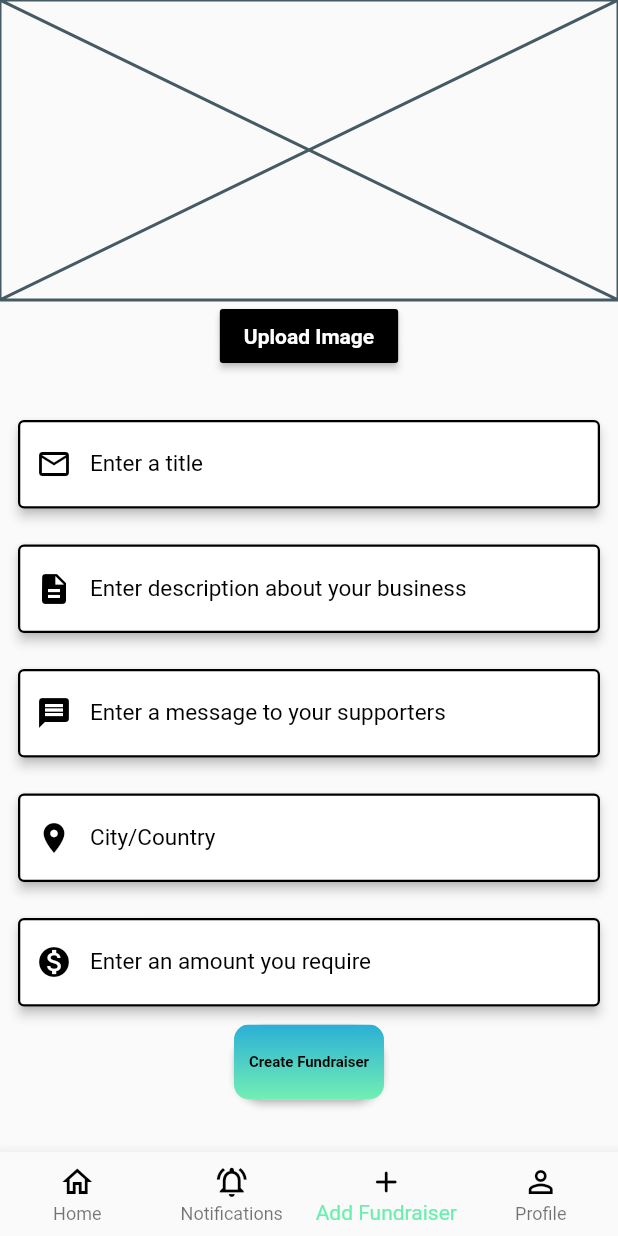
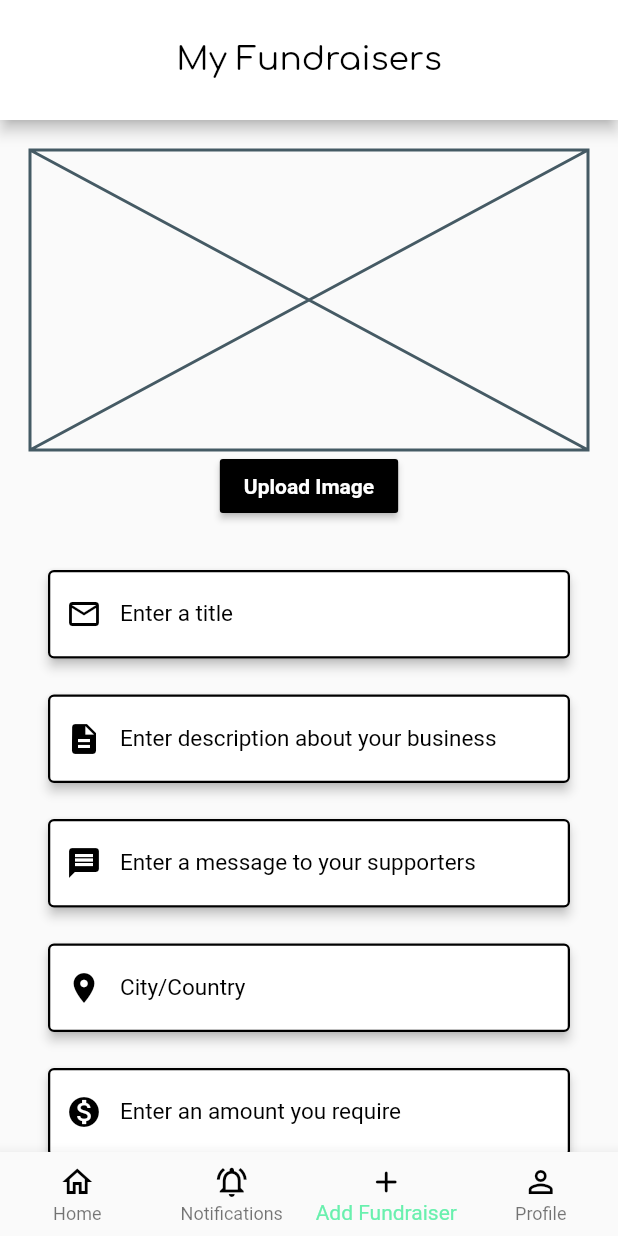
Before and after one commit to R-chard/upkeep, a Flutter app: the screen it shows after launch, item 3 of the bottom bar chosen, on a phone screen of 412 x 824 dp. Run offline on Flutter 3.47's test engine with Material 2 defaults, Android fonts, the phone set to English and light mode, and no system bars; our stand-ins replace firebase_core, firebase_database, firebase_storage, google_fonts, image_picker, permission_handler and 1 more; accounts and stored records are empty.

Commit message:
Minor changes

```diff
--- a/lib/screens/newListing.dart
+++ b/lib/screens/newListing.dart
@@ -3,6 +3,7 @@ import 'dart:io';
 import 'package:firebase_core/firebase_core.dart';
 import 'package:firebase_storage/firebase_storage.dart';
 import 'package:flutter/material.dart';
+import 'package:google_fonts/google_fonts.dart';
 import 'package:image_picker/image_picker.dart';
 import 'package:permission_handler/permission_handler.dart';
 import 'package:shared_preferences/shared_preferences.dart';
@@ -27,22 +28,41 @@ class NewListingState extends State<NewListing> {
   @override
   Widget build(BuildContext) {
     return Scaffold(
+        appBar: AppBar(
+          backgroundColor: Colors.white,
+          toolbarHeight: 80,
+          title: Center(
+            child: Text(
+              'My Fundraisers',
+              style: GoogleFonts.comfortaa(
+                textStyle: TextStyle(
+                  color: Colors.black,
+                  fontSize: 22,
+                  fontWeight: FontWeight.w400,
+                ),
+              ),
+            ),
+          ),
+        ),
         body: SingleChildScrollView(
+          child: Container(
+            padding: EdgeInsets.all(20),
             child: Column(
               mainAxisAlignment: MainAxisAlignment.center,
               children: <Widget>[
                 (imageUrl != null)
                     ? Container(
                         child: Image.network(imageUrl),
-                  constraints: BoxConstraints.tightFor(width: 200, height: 200))
+                        constraints:
+                            BoxConstraints.tightFor(width: 200, height: 200))
                     : Placeholder(
                         fallbackHeight: 200.0, fallbackWidth: double.infinity),
                 RaisedButton(
                     color: Colors.black,
                     child: Text(
                       "Upload Image",
-                style:
-                    TextStyle(color: Colors.white, fontWeight: FontWeight.bold),
+                      style: TextStyle(
+                          color: Colors.white, fontWeight: FontWeight.bold),
                     ),
                     onPressed: () => uploadImage()),
                 SizedBox(
@@ -61,7 +81,8 @@ class NewListingState extends State<NewListing> {
                           color: Colors.black,
                         ),
                         labelText: "Enter a title",
-                  labelStyle: TextStyle(fontSize: 15.0, color: Colors.black),
+                        labelStyle:
+                            TextStyle(fontSize: 15.0, color: Colors.black),
                         fillColor: Colors.white,
                         enabledBorder: const OutlineInputBorder(
                           borderSide:
@@ -96,7 +117,8 @@ class NewListingState extends State<NewListing> {
                           color: Colors.black,
                         ),
                         labelText: "Enter description about your business",
-                  labelStyle: TextStyle(fontSize: 15.0, color: Colors.black),
+                        labelStyle:
+                            TextStyle(fontSize: 15.0, color: Colors.black),
                         fillColor: Colors.white,
                         enabledBorder: const OutlineInputBorder(
                           borderSide:
@@ -131,7 +153,8 @@ class NewListingState extends State<NewListing> {
                           color: Colors.black,
                         ),
                         labelText: "Enter a message to your supporters",
-                  labelStyle: TextStyle(fontSize: 15.0, color: Colors.black),
+                        labelStyle:
+                            TextStyle(fontSize: 15.0, color: Colors.black),
                         fillColor: Colors.white,
                         enabledBorder: const OutlineInputBorder(
                           borderSide:
@@ -166,7 +189,8 @@ class NewListingState extends State<NewListing> {
                           color: Colors.black,
                         ),
                         labelText: "City/Country",
-                  labelStyle: TextStyle(fontSize: 15.0, color: Colors.black),
+                        labelStyle:
+                            TextStyle(fontSize: 15.0, color: Colors.black),
                         fillColor: Colors.white,
                         enabledBorder: const OutlineInputBorder(
                           borderSide:
@@ -201,7 +225,8 @@ class NewListingState extends State<NewListing> {
                           color: Colors.black,
                         ),
                         labelText: "Enter an amount you require",
-                  labelStyle: TextStyle(fontSize: 15.0, color: Colors.black),
+                        labelStyle:
+                            TextStyle(fontSize: 15.0, color: Colors.black),
                         fillColor: Colors.white,
                         enabledBorder: const OutlineInputBorder(
                           borderSide:
@@ -276,6 +301,7 @@ class NewListingState extends State<NewListing> {
                 ),
               ],
             ),
+          ),
         ));
   }
 
```
Lines whose indentation alone changed are shown as unchanged.
